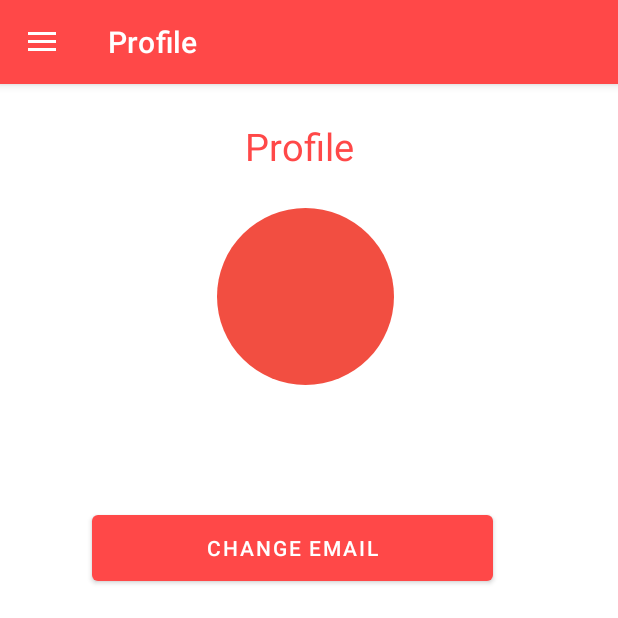
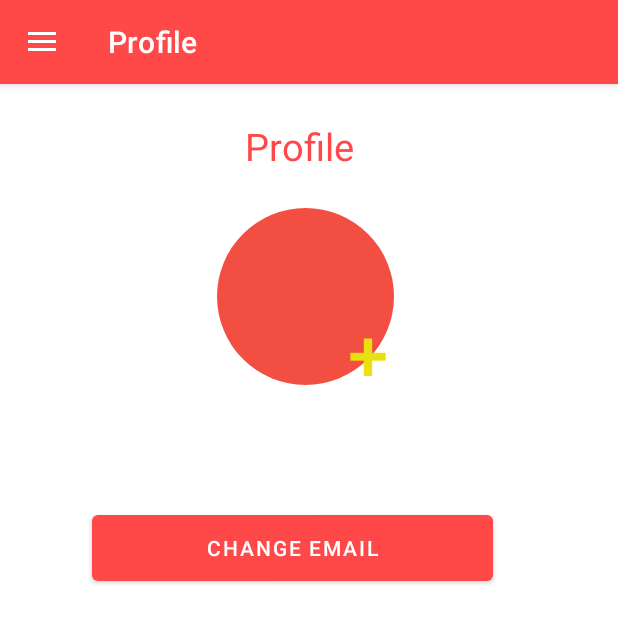
Before and after one commit to NandhiniShanmugam14/PetAdoptionApp, an Android app: the HomeNavActivity screen opened directly, with no data from a screen before it, in the side drawer, after a tap on "Profile", on a phone screen of 412 x 824 dp, the top half of it. Run offline under Robolectric (Android 15) with nearby library versions, the phone set to English and light mode, and no system bars; our stand-ins replace CircleImageView, Picasso, navigation-ui; pictures from the network do not load; 6 statements that could not run were skipped.

Commit message:
All Done Last

```diff
--- a/app/src/main/java/com/example/petadoptionapplication/HomeNavActivity.kt
+++ b/app/src/main/java/com/example/petadoptionapplication/HomeNavActivity.kt
@@ -32,21 +32,22 @@ class HomeNavActivity : AppCompatActivity() {
         val navigationView : NavigationView = findViewById(R.id.nav_view)
         val headerView : View = navigationView.getHeaderView(0)
         val navUserEmail : TextView = headerView.findViewById(R.id.nav_mail)
-        val logoLetter : TextView = headerView.findViewById(R.id.LogoText)
+        val logoLetter : TextView = headerView.findViewById(R.id.logoText)
+        val imageView:ImageView=headerView.findViewById(R.id.logoNav)
+        val textView:TextView=headerView.findViewById(R.id.logoText)
         val sharedPreferences=getSharedPreferences("user", Context.MODE_PRIVATE)
         navUserEmail.text=sharedPreferences.getString("mail",null)
         logoLetter.text = sharedPreferences.getString("mail", null)?.substring(0,1)?.uppercase()
 
         val token=sharedPreferences.getString("token",null)
-
-//        val pic=getSharedPreferences("photos",Context.MODE_PRIVATE)?.getString("photo",null)
-//        val getToken=getSharedPreferences("photos",Context.MODE_PRIVATE)?.getString("token",null)
-//        if(pic!=null && token==getToken) {
-//            val decoded = Base64.decode(pic,0)
-//            val image = BitmapFactory.decodeByteArray(decoded,0,decoded.size)
-//            findViewById<ImageView>(R.id.LogoNav).setImageBitmap(image)
-//            findViewById<TextView>(R.id.LogoText).text = ""
-//        }
+        val pic=getSharedPreferences("photos",Context.MODE_PRIVATE)?.getString("photo",null)
+        val getToken=getSharedPreferences("photos",Context.MODE_PRIVATE)?.getString("token",null)
+        if(pic!=null && token==getToken) {
+            val decoded = Base64.decode(pic,0)
+            val image = BitmapFactory.decodeByteArray(decoded,0,decoded.size)
+            imageView.setImageBitmap(image)
+            textView.text = ""
+        }
 
 
         val drawerLayout: DrawerLayout = binding.drawerLayout
--- a/app/src/main/java/com/example/petadoptionapplication/ui/profile/ProfileFragment.kt
+++ b/app/src/main/java/com/example/petadoptionapplication/ui/profile/ProfileFragment.kt
@@ -72,7 +72,7 @@ class ProfileFragment : Fragment() {
             Navigation.findNavController(view).navigate(R.id.nav_delete)
         }
 
-        view.findViewById<ImageView>(R.id.picCapture).setOnClickListener()
+        view.findViewById<TextView>(R.id.add).setOnClickListener()
         {
 
             val intent=Intent(MediaStore.ACTION_IMAGE_CAPTURE)
@@ -111,6 +111,7 @@ class ProfileFragment : Fragment() {
                 putString("token",token)
                 putString("photo",encode)
             }.apply()
+            activity?.recreate()
         }
     }
 }
--- a/app/src/main/res/layout/fragment_profile.xml
+++ b/app/src/main/res/layout/fragment_profile.xml
@@ -117,4 +117,18 @@
         app:layout_constraintStart_toStartOf="parent"
         app:layout_constraintTop_toBottomOf="@+id/profileheading" />
 
+    <TextView
+        android:id="@+id/add"
+        android:layout_width="wrap_content"
+        android:layout_height="wrap_content"
+        android:layout_marginTop="88dp"
+        android:fontFamily="sans-serif-medium"
+        android:text="+"
+        android:textColor="#EADF11"
+        android:textSize="48sp"
+        app:layout_constraintEnd_toEndOf="parent"
+        app:layout_constraintHorizontal_bias="0.602"
+        app:layout_constraintStart_toStartOf="parent"
+        app:layout_constraintTop_toBottomOf="@+id/profileheading" />
+
 </androidx.constraintlayout.widget.ConstraintLayout>
```
Also changed, not shown: app/src/main/res/layout/nav_header_home_nav.xml (+6 -6 lines).
